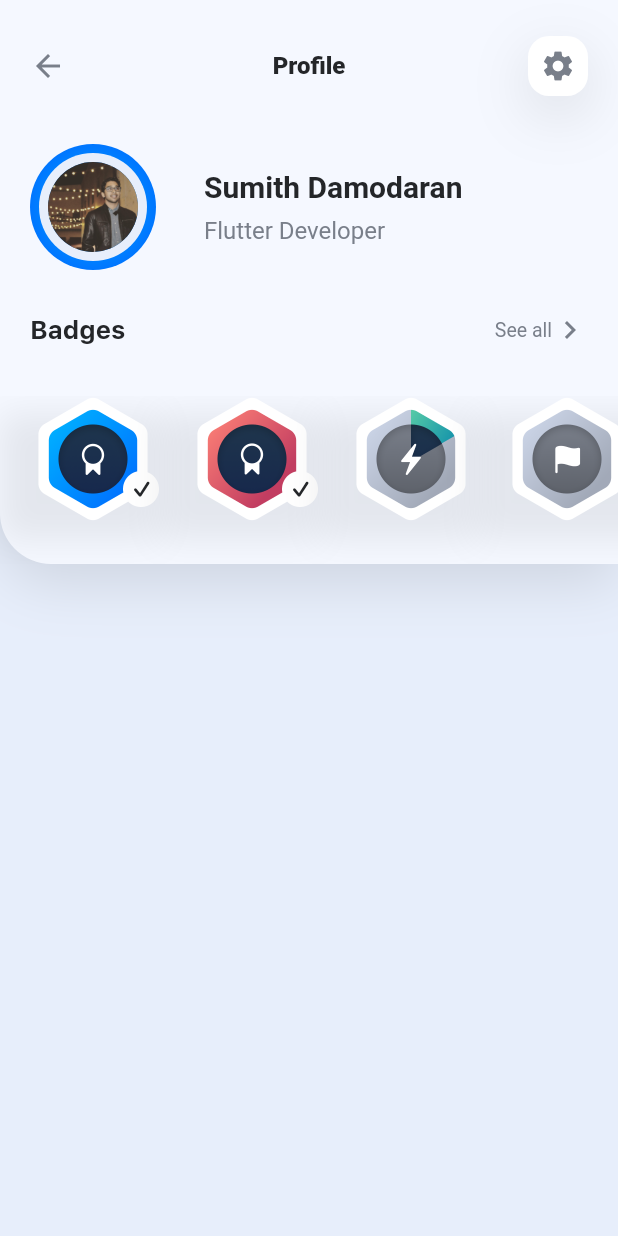
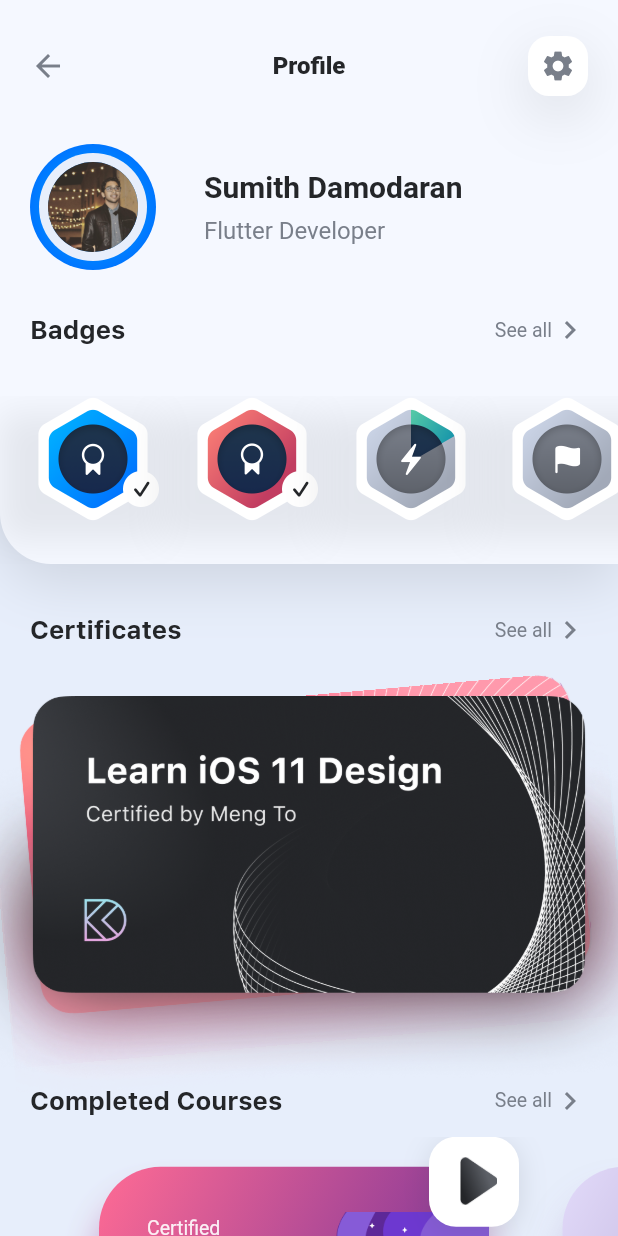
Before and after one commit to sumithpdd/course_app, a Flutter app: the ProfileScreen screen opened directly, on a phone screen of 412 x 824 dp. Run offline on Flutter 3.47's test engine with Material 2 defaults, Android fonts, the phone set to English and light mode, and no system bars; our stand-ins replace sliding_up_panel.

Commit message:
Completed Profile screen and course card with list

```diff
--- /dev/null
+++ b/course_app/lib/components/lists/completed_courses_list.dart
@@ -0,0 +1,62 @@
+import 'package:flutter/material.dart';
+
+import '../../model/course.dart';
+import '../cards/continuewatchingcard.dart';
+
+class CompletedCoursesList extends StatefulWidget {
+  @override
+  _CompletedCoursesListState createState() => _CompletedCoursesListState();
+}
+
+class _CompletedCoursesListState extends State<CompletedCoursesList> {
+  List<Container> indicators = [];
+  int currentPage = 0;
+
+  Widget updateIndicators() {
+    return Row(
+      mainAxisAlignment: MainAxisAlignment.center,
+      children: completedCourses.map((course) {
+        var index = completedCourses.indexOf(course);
+        return Container(
+          width: 7.0,
+          height: 7.0,
+          margin: EdgeInsets.symmetric(horizontal: 6.0),
+          decoration: BoxDecoration(
+              shape: BoxShape.circle,
+              color:
+                  currentPage == index ? Color(0xFF0971FE) : Color(0xFFA6AEBD)),
+        );
+      }).toList(),
+    );
+  }
+
+  @override
+  Widget build(BuildContext context) {
+    return Column(
+      children: [
+        Container(
+          height: 200.0,
+          width: double.infinity,
+          child: PageView.builder(
+            itemBuilder: (context, index) {
+              return Opacity(
+                opacity: currentPage == index ? 1.0 : 0.5,
+                child: ContinueWatchingCard(
+                  course: completedCourses[index],
+                ),
+              );
+            },
+            itemCount: completedCourses.length,
+            onPageChanged: (index) {
+              setState(() {
+                currentPage = index;
+              });
+            },
+            controller: PageController(initialPage: 0, viewportFraction: 0.75),
+          ),
+        ),
+        updateIndicators(),
+      ],
+    );
+  }
+}
--- a/course_app/lib/screens/profile_screen.dart
+++ b/course_app/lib/screens/profile_screen.dart
@@ -3,7 +3,10 @@ import 'dart:io';
 import 'package:flutter/cupertino.dart';
 import 'package:flutter/material.dart';
 
+import '../components/certificate_viewer.dart';
+import '../components/lists/completed_courses_list.dart';
 import '../constants.dart';
+import '../model/course.dart';
 
 class ProfileScreen extends StatelessWidget {
   ProfileScreen({Key? key}) : super(key: key);
@@ -215,6 +218,62 @@ class ProfileScreen extends StatelessWidget {
                 ),
               ),
             ),
+            Padding(
+              padding: EdgeInsets.only(
+                top: 32.0,
+                left: 20.0,
+                right: 20.0,
+                bottom: 12.0,
+              ),
+              child: Row(
+                mainAxisAlignment: MainAxisAlignment.spaceBetween,
+                children: [
+                  Text(
+                    "Certificates",
+                    style: kHeadlineLabelStyle,
+                  ),
+                  Row(
+                    children: [
+                      Text(
+                        "See all",
+                        style: kSearchPlaceholderStyle,
+                      ),
+                      Icon(Icons.chevron_right, color: kSecondaryLabelColor),
+                    ],
+                  ),
+                ],
+              ),
+            ),
+            CertificateViewer(),
+            Padding(
+              padding: EdgeInsets.only(
+                left: 20.0,
+                right: 20.0,
+                bottom: 12.0,
+              ),
+              child: Row(
+                mainAxisAlignment: MainAxisAlignment.spaceBetween,
+                children: [
+                  Text(
+                    "Completed Courses",
+                    style: kHeadlineLabelStyle,
+                  ),
+                  Row(
+                    children: [
+                      Text(
+                        "See all",
+                        style: kSearchPlaceholderStyle,
+                      ),
+                      Icon(Icons.chevron_right, color: kSecondaryLabelColor),
+                    ],
+                  ),
+                ],
+              ),
+            ),
+            CompletedCoursesList(),
+            SizedBox(
+              height: 28.0,
+            ),
           ],
         ),
       ),
```
Also changed, not shown: course_app/lib/components/cards/completed_courses_card.dart (added, +112 -0 lines).
